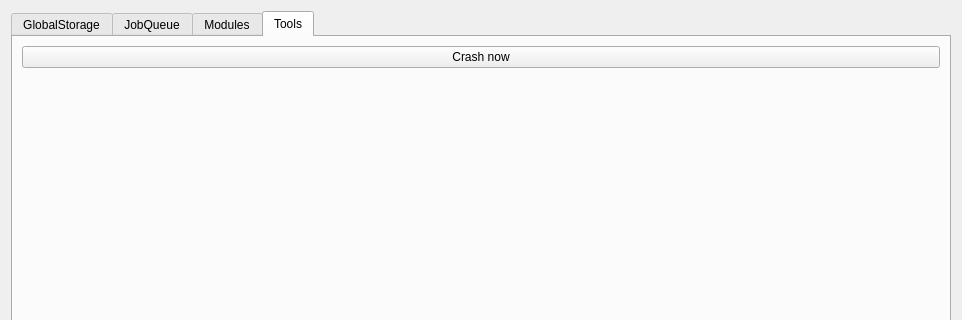
Above: src/libcalamaresui/utils/DebugWindow.ui from calamares/calamares before the change; both pictures show x 0 to 962 and y 0 to 320 of the 962 by 651 pixel window. Below: the same form after it.
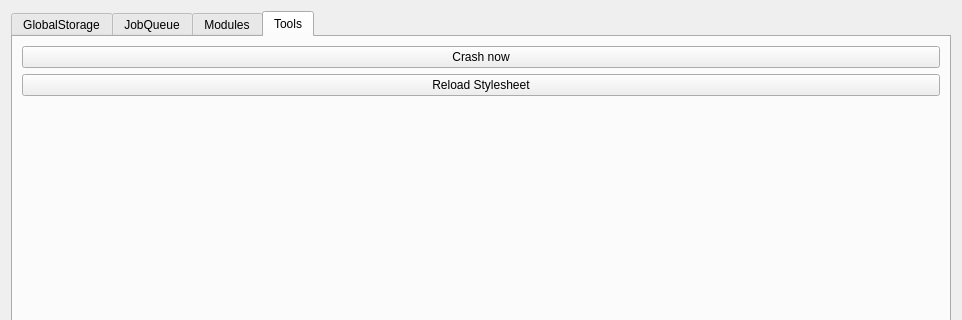
That is the form after the change. The open tabs and pages were chosen to show the change.

Commit message:
[libcalamares] Add a reload-stylesheet button
 - This is a debugging-option to test stylesheet changes quickly.
 - Right now, the stylesheet is cached, so it doesn't even work.

Patch:
```diff
--- a/src/libcalamaresui/utils/DebugWindow.ui
+++ b/src/libcalamaresui/utils/DebugWindow.ui
@@ -100,6 +100,13 @@
          </property>
         </widget>
        </item>
+       <item>
+        <widget class="QPushButton" name="reloadStylesheetButton">
+         <property name="text">
+          <string>Reload Stylesheet</string>
+         </property>
+        </widget>
+       </item>
        <item>
         <spacer name="verticalSpacer">
          <property name="orientation">
```
The commit also changes 2 other files.
